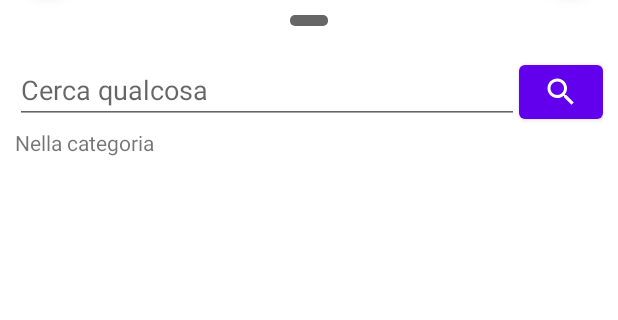
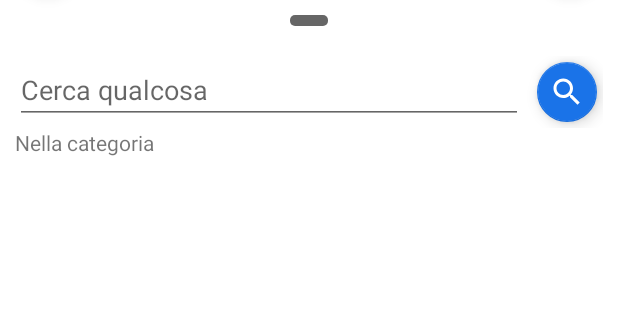
Before and after one commit to massijay/LocalExchange, an Android app: the screen it shows after launch (MainActivity), after a tap on "Find", on a phone screen of 412 x 824 dp, the part 72-392 px from its top. Run offline under Robolectric (Android 15) with nearby library versions, the phone set to English and light mode, and no system bars; our stand-ins replace Firebase (no records; nobody signed in at launch, a user with empty details on screens opened directly), Volley; libraries missing offline, so code that uses them is left out: androidx.databinding, com.google.maps.android; network calls fail; 4 statements that could not run were skipped; 1 other tap on this screen came first.

Commit message:
Update fragment_categories_selection UI

```diff
--- a/app/src/main/res/layout/fragment_categories_selection.xml
+++ b/app/src/main/res/layout/fragment_categories_selection.xml
@@ -6,7 +6,6 @@
     android:layout_height="match_parent"
     android:padding="10dp"
     tools:context=".views.CategoriesSelectionFragment">
-
 
     <LinearLayout
         android:id="@+id/searchLinearLayout"
@@ -20,21 +19,24 @@
         <EditText
             android:id="@+id/searchEditText"
             android:layout_width="0dp"
-            android:autofillHints=""
             android:layout_height="wrap_content"
             android:layout_weight="1"
+            android:autofillHints=""
             android:hint="Cerca qualcosa"
             android:imeOptions="actionSearch"
-            android:maxLines="1"
-            android:inputType="text" />
+            android:inputType="text"
+            android:maxLines="1" />
 
-        <com.google.android.material.button.MaterialButton
+        <com.google.android.material.floatingactionbutton.FloatingActionButton
+            android:id="@+id/searchItemsButton"
             android:layout_width="wrap_content"
             android:layout_height="wrap_content"
-            android:minWidth="0dp"
-            app:icon="@drawable/ic_outline_search_24"
-            app:iconPadding="0dp"
-            android:id="@+id/searchItemsButton" />
+            android:layout_marginStart="5dp"
+            android:contentDescription="Insert your item"
+            android:src="@drawable/ic_outline_search_24"
+            app:backgroundTint="@color/blue_gmaps"
+            app:fabSize="mini"
+            app:tint="?attr/colorSurface" />
     </LinearLayout>
 
 
```
